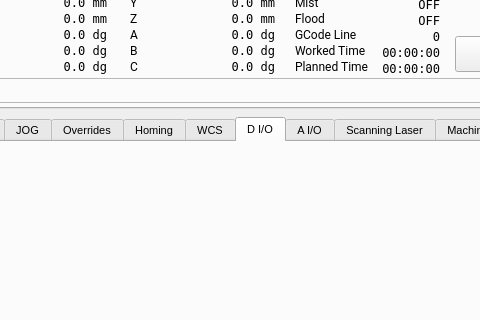
First picture: the form in python/examples/api_client_qt_demo/desktop_view.ui, repository rosettacnc-classroom/cnc_api_client_core_1, before the edit; both pictures show x 227 to 707 and y 197 to 517 of the 1038 by 766 pixel window.
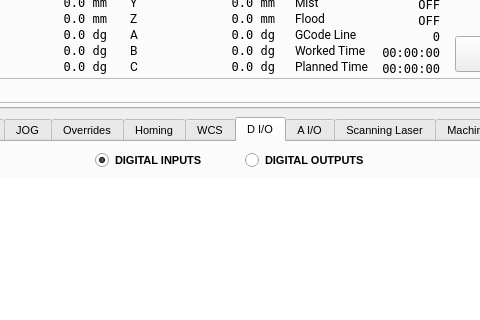
Second picture: the form after the edit. The open tabs and pages were chosen to show the change. Custom widgets are drawn as their Qt base class.

Commit message: added contents for D I/O and A I/O tabs

```diff
--- a/python/examples/api_client_qt_demo/desktop_view.ui
+++ b/python/examples/api_client_qt_demo/desktop_view.ui
@@ -2608,6 +2608,77 @@
      <attribute name="title">
       <string>D I/O</string>
      </attribute>
+     <widget class="QTextEdit" name="dioDataEdit">
+      <property name="geometry">
+       <rect>
+        <x>10</x>
+        <y>36</y>
+        <width>895</width>
+        <height>321</height>
+       </rect>
+      </property>
+      <property name="sizePolicy">
+       <sizepolicy hsizetype="Preferred" vsizetype="Preferred">
+        <horstretch>0</horstretch>
+        <verstretch>0</verstretch>
+       </sizepolicy>
+      </property>
+      <property name="font">
+       <font>
+        <family>DejaVu Sans Mono</family>
+        <pointsize>8</pointsize>
+       </font>
+      </property>
+      <property name="frameShape">
+       <enum>QFrame::Shape::NoFrame</enum>
+      </property>
+      <property name="readOnly">
+       <bool>true</bool>
+      </property>
+     </widget>
+     <widget class="QRadioButton" name="dioDigitalInputsRadioButton">
+      <property name="geometry">
+       <rect>
+        <x>312</x>
+        <y>8</y>
+        <width>140</width>
+        <height>20</height>
+       </rect>
+      </property>
+      <property name="font">
+       <font>
+        <family>Tahoma</family>
+        <pointsize>8</pointsize>
+        <bold>true</bold>
+       </font>
+      </property>
+      <property name="text">
+       <string>DIGITAL INPUTS</string>
+      </property>
+      <property name="checked">
+       <bool>true</bool>
+      </property>
+     </widget>
+     <widget class="QRadioButton" name="dioDigitalOutputsRadioButton">
+      <property name="geometry">
+       <rect>
+        <x>462</x>
+        <y>8</y>
+        <width>140</width>
+        <height>20</height>
+       </rect>
+      </property>
+      <property name="font">
+       <font>
+        <family>Tahoma</family>
+        <pointsize>8</pointsize>
+        <bold>true</bold>
+       </font>
+      </property>
+      <property name="text">
+       <string>DIGITAL OUTPUTS</string>
+      </property>
+     </widget>
     </widget>
     <widget class="QWidget" name="tabAIO">
      <attribute name="title">
```
Left out of the diff: 32 changed lines with no effect on the pictures. The commit also changes 3 other files.
